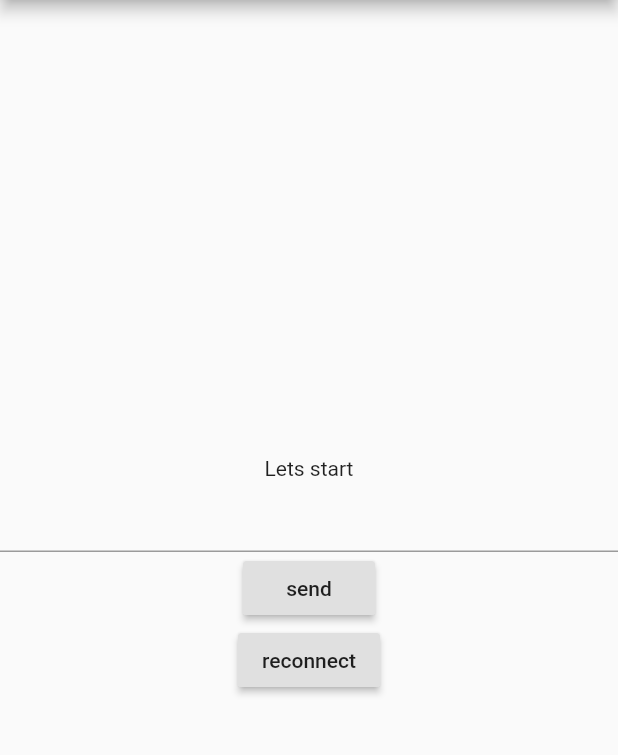
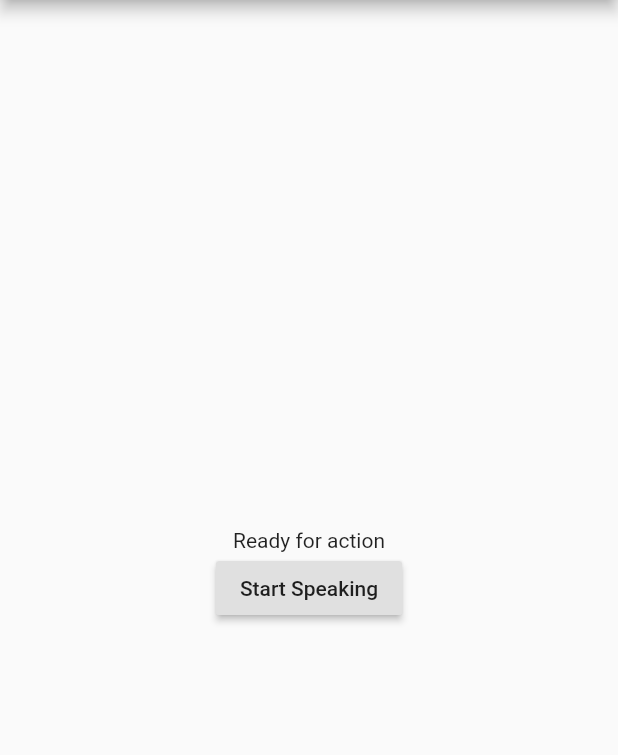
Before and after one commit to user9747/MomoFlutter, a Flutter app: the screen it shows after launch, on a phone screen of 412 x 824 dp, the part 84-839 px from its top. Run offline on Flutter 3.47's test engine with Material 2 defaults, Android fonts, the phone set to English and light mode, and no system bars; our stand-ins replace bloc, equatable, flutter_bloc, speech_to_text; missing offline and left inert: socket_io_flutter; statements that could not run were skipped.

Commit message:
Added speech_to_text

```diff
--- /dev/null
+++ b/lib/bloc/bloc_exports.dart
@@ -0,0 +1,3 @@
+export './game_bloc.dart';
+export './message_bloc.dart';
+export './speechinput_bloc.dart';
--- /dev/null
+++ b/lib/bloc/game_bloc.dart
@@ -0,0 +1,90 @@
+import 'dart:async';
+
+import 'package:bloc/bloc.dart';
+import 'package:equatable/equatable.dart';
+import 'package:flutter/cupertino.dart';
+import 'package:momo/bloc/message_bloc.dart';
+import 'package:momo/bloc/speechinput_bloc.dart';
+import 'package:socket_io_flutter/socket_io_flutter.dart';
+
+import '../conf.dart';
+
+part 'game_event.dart';
+part 'game_state.dart';
+
+class GameBloc extends Bloc<GameEvent, GameState> {
+  SpeechinputBloc speechinputBloc;
+  MessageBloc messageBloc;
+
+  String uri = Conf.uri;
+  SocketIOManager manager;
+  SocketIO socket;
+
+  @override
+  GameState get initialState => GameInitial();
+
+  GameBloc({this.messageBloc,this.speechinputBloc}){
+    speechinputBloc.listen(onSpeechRecognition);
+    manager = SocketIOManager();
+    initSocket();
+  }
+
+  initSocket() async {
+    socket = await manager.createInstance(SocketOptions(
+        //Socket IO server URI
+        uri,
+        //Enable or disable platform channel logging
+        enableLogging: false,
+        transports: [
+          Transports.WEB_SOCKET /*, Transports.POLLING*/
+        ] //Enable required transport
+    ));
+    socket.onConnect((data) {
+      print("connected...");
+      print(data);
+    });
+    socket.onConnectError(print);
+    socket.onConnectTimeout(print);
+    socket.onError(print);
+    socket.onDisconnect(print);
+    socket.on("bot_uttered", (data) {
+      print(data);
+      recieveMessage(data["text"]);
+    });
+    socket.connect();
+
+  }
+
+  void recieveMessage(String text){
+    this.add(RecievedMessage(message: text));
+  }
+
+  @override
+  Stream<GameState> mapEventToState(
+    GameEvent event,
+  ) async* {
+    print('Inside mapEventtostate of GameBloc');
+    if (event is RecievedMessage){
+      print('Game Bloc Recieved reply');
+      messageBloc.add(BotUttered(messageText: event.message));
+      speechinputBloc.add(ResetSpeechInput());
+    }
+  }
+
+  void sendMessage(String msg) {
+    print("sending message ...");
+    socket.emit("user_uttered", [
+      {'message': msg}
+    ]);
+    print("Message emitted ...");
+  }
+
+  void onSpeechRecognition(SpeechinputState speechinputState ) {
+    if(speechinputState is TextGenerated){
+      sendMessage(speechinputState.transcript);
+    }
+  }
+  void dispose(){
+    manager.clearInstance(socket);
+  }
+}
--- /dev/null
+++ b/lib/bloc/game_event.dart
@@ -0,0 +1,39 @@
+part of 'game_bloc.dart';
+
+abstract class GameEvent extends Equatable {
+  const GameEvent();
+}
+
+class RecievedMessage extends GameEvent{
+  final String message;
+
+  RecievedMessage({@required this.message}) : assert(message != null);
+  @override
+  List<Object> get props => null;
+
+}
+
+class StartISpyRules extends GameEvent{
+  @override
+  List<Object> get props => [];
+}
+
+class StartWordchainRules extends GameEvent{
+  @override
+  List<Object> get props => [];
+}
+
+class StartISpy extends GameEvent{
+  @override
+  List<Object> get props => [];
+}
+
+class StartWordchain extends GameEvent{
+  @override
+  List<Object> get props => [];
+}
+
+class ResetGame extends GameEvent{
+  @override
+  List<Object> get props => [];
+}
--- /dev/null
+++ b/lib/bloc/message_bloc.dart
@@ -0,0 +1,22 @@
+import 'dart:async';
+
+import 'package:bloc/bloc.dart';
+import 'package:equatable/equatable.dart';
+import 'package:flutter/cupertino.dart';
+
+part 'message_event.dart';
+part 'message_state.dart';
+
+class MessageBloc extends Bloc<MessageEvent, MessageState> {
+  @override
+  MessageState get initialState => MessageInitial();
+
+  @override
+  Stream<MessageState> mapEventToState(
+    MessageEvent event,
+  ) async* {
+    if (event is BotUttered) {
+      yield BotMessage(messageText: event.messageText);
+    }
+  }
+}
--- /dev/null
+++ b/lib/bloc/message_event.dart
@@ -0,0 +1,15 @@
+part of 'message_bloc.dart';
+
+abstract class MessageEvent extends Equatable {
+  const MessageEvent();
+}
+
+class BotUttered extends MessageEvent{
+  final String messageText;
+
+  BotUttered({@required this.messageText}) : assert(messageText != null);
+
+  @override
+  List<Object> get props => [messageText];
+
+}
--- /dev/null
+++ b/lib/bloc/message_state.dart
@@ -0,0 +1,21 @@
+part of 'message_bloc.dart';
+
+abstract class MessageState extends Equatable {
+  const MessageState();
+}
+
+class MessageInitial extends MessageState {
+  @override
+  List<Object> get props => [];
+}
+
+class BotMessage extends MessageState{
+
+  final String messageText;
+
+  BotMessage({this.messageText});
+
+  @override
+  List<Object> get props => [messageText];
+
+}
--- /dev/null
+++ b/lib/bloc/speechinput_event.dart
@@ -0,0 +1,35 @@
+part of 'speechinput_bloc.dart';
+
+abstract class SpeechinputEvent extends Equatable {
+  const SpeechinputEvent();
+}
+
+class GetSpeechInput extends SpeechinputEvent {
+  @override
+  List<Object> get props => null;
+
+}
+
+class ResetSpeechInput extends SpeechinputEvent {
+  @override
+  List<Object> get props => null;
+
+}
+
+class TranslationCompleted extends SpeechinputEvent {
+  final String result;
+
+  TranslationCompleted({@required this.result}) : assert(result != null);
+
+  @override
+  List<Object> get props => null;
+}
+
+class ErrorEncountered extends SpeechinputEvent {
+  final String errorMessage;
+
+  ErrorEncountered({@required this.errorMessage}):assert(errorMessage != null);
+
+  @override
+  List<Object> get props => null;
+}
--- /dev/null
+++ b/lib/bloc/speechinput_state.dart
@@ -0,0 +1,33 @@
+part of 'speechinput_bloc.dart';
+
+abstract class SpeechinputState extends Equatable {
+  const SpeechinputState();
+}
+
+class SpeechinputInitial extends SpeechinputState {
+  @override
+  List<Object> get props => [];
+}
+
+class SpeechProcessing extends SpeechinputState {
+  @override
+  List<Object> get props => [];
+}
+
+class TextGenerated extends SpeechinputState {
+  final String transcript;
+
+  TextGenerated({@required this.transcript}) : assert(transcript != null);
+
+  @override
+  List<Object> get props => [transcript];
+}
+
+class SpeechInputError extends SpeechinputState {
+  final String errorMessage;
+
+  SpeechInputError({@required this.errorMessage}): assert(errorMessage != null);
+
+  @override
+  List<Object> get props => null;
+}
--- a/lib/blocs/rasa_bloc.dart
+++ b/lib/blocs/rasa_bloc.dart
@@ -4,7 +4,7 @@ import './blocs.dart';
 import '../conf.dart';
 
 class RasaBloc extends Bloc<RasaEvent, RasaState> {
-  static String URI = Conf.URI;
+  static String uri = Conf.uri;
   SocketIOManager manager;
   SocketIO socket;
 
@@ -18,8 +18,8 @@ class RasaBloc extends Bloc<RasaEvent, RasaState> {
 
   initSocket() async {
     socket = await manager.createInstance(SocketOptions(
-        //Socket IO server URI
-        URI,
+        //Socket IO server uri
+        uri,
         //Enable or disable platform channel logging
         enableLogging: false,
         transports: [
--- a/lib/main.dart
+++ b/lib/main.dart
@@ -1,6 +1,6 @@
 import 'package:flutter/material.dart';
 import 'package:flutter_bloc/flutter_bloc.dart';
-import './blocs/blocs.dart';
+import './bloc/bloc_exports.dart';
 // import 'dart:convert';
 
 void main() => runApp(MyApp());
@@ -20,50 +20,83 @@ class TestApp extends StatefulWidget {
 }
 
 class _TestAppState extends State<TestApp> {
-  final _controller = TextEditingController();
-  RasaBloc bloc = RasaBloc();
+  final speechInputBloc = SpeechinputBloc();
+  final messageBloc = MessageBloc();
+  GameBloc gameBloc;
 
+  @override
+  void initState() {
+    super.initState();
+    gameBloc = GameBloc(messageBloc: messageBloc,speechinputBloc: speechInputBloc);
+  }
   @override
   Widget build(BuildContext context) {
     return Scaffold(
           appBar: AppBar(
             title: Text('Momo'),
           ),
-          body: Center(
+          body: Container(
+            padding: EdgeInsets.symmetric(horizontal: 20,vertical: 10),
+            child: Center(
               child: Column(
                 mainAxisAlignment: MainAxisAlignment.center,
                 children: <Widget>[
                   BlocBuilder(
-                  bloc: bloc,
+                    bloc: messageBloc,
                     builder: (context, state) {
                       if (state is BotMessage) {
-                      return Center(child: Text(state.bot_message));
-                    } else if (state is RasaEmpty) {
-                      return Center(child: Text(state.bot_message));
+                        return Center(child: Text(state.messageText));
+                      } else if (state is MessageInitial) {
+                        return Center(child: Text("Ready for action"));
                       }
                       return Text('sss');
                     },
                   ),
-                TextFormField(
-                  controller: _controller,
+                  BlocBuilder(
+                    bloc: speechInputBloc,
+                    builder: (context,state){
+                      if(state is SpeechinputInitial){
+                        return RaisedButton(
+                          onPressed: (){
+                            speechInputBloc.add(GetSpeechInput());
+                          },
+                          child: Text('Start Speaking'),
+                        );
+                      }
+                      else if(state is SpeechProcessing){
+                        return RaisedButton(
+                          onPressed: null,
+                          child: Text('Processing...'),
+                        );
+                      }
+                      else if(state is ErrorEncountered){
+                        return Text(state.errorMessage);
+                      }
+                      else if (state is TextGenerated){
+                        return Column(
+                          children: <Widget>[
+                            Text('Waiting for Server Response'),
+                            Text('Your input was'),
+                            Text(state.transcript)
+                          ],
+                        );
+                      }
+                      return Text('unhandled state ${state.runtimeType}');
+                    }
+                  )
+                ],
               ),
-                RaisedButton(
-                  onPressed: () {
-                    print(_controller.text);
-                    bloc.add(UserUttered(message: _controller.text));
-                    setState(() {
-                      _controller.text = '';
-                    });
-                  },
-                  child: Text('send'),
-                ),
-                RaisedButton(
-                  onPressed: () => print('diconnect but not'),
-                  child: Text('reconnect'),
-                ),
-              ],
             ),
           ),
         );
   }
+
+  @override
+  void dispose(){
+    super.dispose();
+    gameBloc.dispose();
+    gameBloc.close();
+    speechInputBloc.close();
+    messageBloc.close();
   }
+}
--- a/pubspec.yaml
+++ b/pubspec.yaml
@@ -22,7 +22,9 @@ dependencies:
   flutter_bloc: ^3.2.0
   meta: ^1.1.6
   socket_io_flutter: ^1.0.1
-  equatable: ^1.0.0
+  equatable: ^1.1.0
+  speech_to_text: ^1.1.0
+  flutter_tts: ^0.9.1
 
   # The following adds the Cupertino Icons font to your application.
   # Use with the CupertinoIcons class for iOS style icons.
```
Also changed, not shown: lib/bloc/game_state.dart (added, +35 -0 lines), lib/bloc/speechinput_bloc.dart (added, +92 -0 lines), pubspec.lock, 2 other files. Lines whose indentation alone changed are shown as unchanged.
